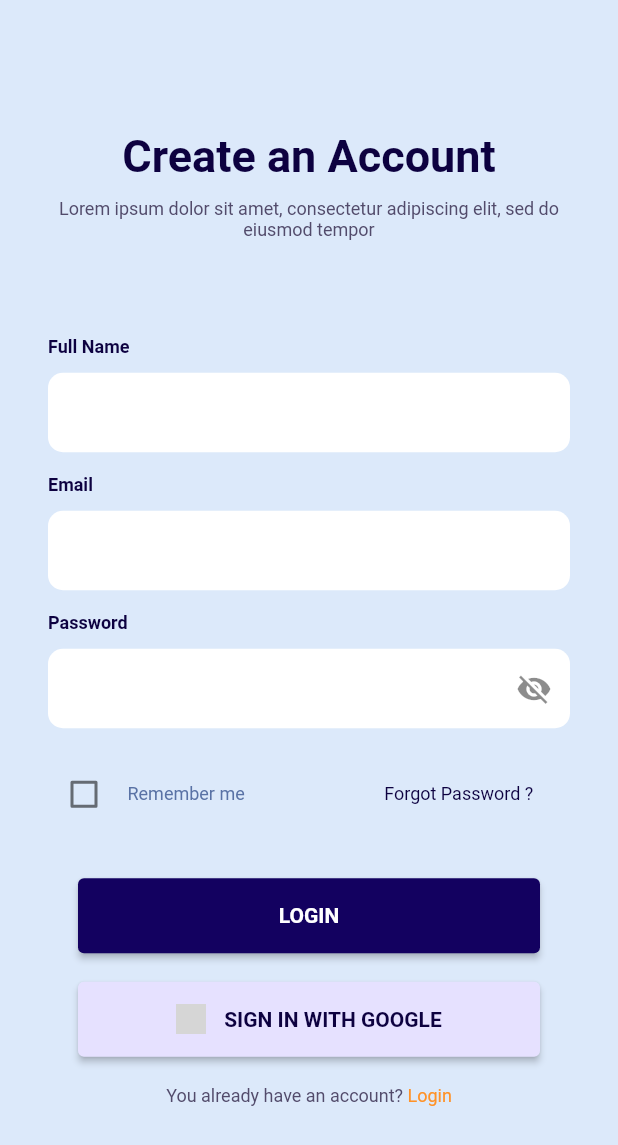
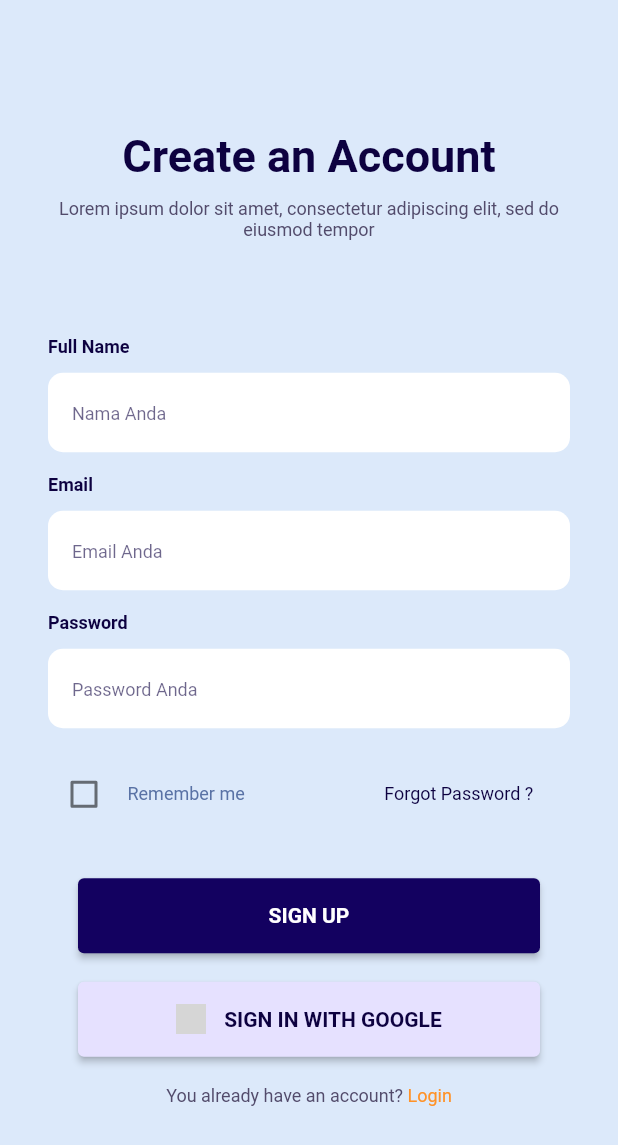
Before and after one commit to nisa-fathul/PBL-Advertising, a Flutter app: the SignUpPage screen opened directly, on a phone screen of 412 x 824 dp. Shown: the top 1145 px of the screen. Run offline on Flutter 3.47's test engine with Material 2 defaults, Android fonts, the phone set to English and light mode, and no system bars; our stand-ins replace carousel_slider, cloud_firestore, firebase_auth, firebase_core, google_nav_bar; accounts and stored records are empty; network calls fail; Roboto replaces fonts that are missing (DM Sans); grey boxes are pictures that could not be loaded.

Commit message:
Perubahan di signup login

```diff
--- a/lib/billboard_page.dart
+++ b/lib/billboard_page.dart
@@ -1,7 +1,7 @@
 import 'package:flutter/material.dart';
 
-class KendaraanPage extends StatelessWidget {
-  const KendaraanPage({super.key});
+class BillboardPage extends StatelessWidget {
+  const BillboardPage({super.key});
 
   @override
   Widget build(BuildContext context) {
--- a/lib/login.dart
+++ b/lib/login.dart
@@ -1,5 +1,5 @@
 import 'package:flutter/material.dart';
-import 'signup.dart';
+import 'dashboard.dart';
 // import 'main.dart';
 
 void main() {
@@ -59,7 +59,7 @@ class LoginPage extends StatelessWidget {
                     Navigator.push(
                       context,
                       MaterialPageRoute(
-                        builder: (context) => const signup(),
+                        builder: (context) => const DashboardPage(),
                       ),
                     );
                   },
--- a/lib/main.dart
+++ b/lib/main.dart
@@ -1,8 +1,12 @@
 import 'package:flutter/material.dart';
 import 'package:pbl/login.dart';
+import 'package:firebase_core/firebase_core.dart';
+
 // import 'dashboard.dart';
 
-void main() {
+void main() async {
+  WidgetsFlutterBinding.ensureInitialized();
+  await Firebase.initializeApp();
   runApp(
     const MaterialApp(
       debugShowCheckedModeBanner: false,
--- a/lib/signup.dart
+++ b/lib/signup.dart
@@ -1,13 +1,15 @@
 import 'package:flutter/material.dart';
-import 'package:pbl/login.dart';
+import 'package:firebase_auth/firebase_auth.dart';
+import 'package:cloud_firestore/cloud_firestore.dart';
 import 'dashboard.dart';
+import 'login.dart';
 
 void main() {
-  runApp(const signup());
+  runApp(const Signup());
 }
 
-class signup extends StatelessWidget {
-  const signup({super.key});
+class Signup extends StatelessWidget {
+  const Signup({Key? key});
 
   @override
   Widget build(BuildContext context) {
@@ -19,10 +21,43 @@ class signup extends StatelessWidget {
 }
 
 class SignUpPage extends StatelessWidget {
-  const SignUpPage({super.key});
+  const SignUpPage({Key? key});
 
   @override
   Widget build(BuildContext context) {
+    TextEditingController _fullNameController = TextEditingController();
+    TextEditingController _emailController = TextEditingController();
+    TextEditingController _passwordController = TextEditingController();
+
+    void _signUp(String fullName, String email, String password) async {
+      try {
+        UserCredential userCredential =
+            await FirebaseAuth.instance.createUserWithEmailAndPassword(
+          email: email,
+          password: password,
+        );
+
+        User user = userCredential.user!;
+
+        // Simpan informasi tambahan ke Firestore
+        await FirebaseFirestore.instance.collection('users').doc(user.uid).set({
+          'email': email,
+          'fullName': fullName,
+        });
+
+        // Navigasi ke halaman beranda setelah pendaftaran berhasil
+        Navigator.push(
+          context,
+          MaterialPageRoute(
+            builder: (context) => DashboardPage(),
+          ),
+        );
+      } catch (e) {
+        print('Error signing up: $e');
+        // Tangani error pendaftaran di sini
+      }
+    }
+
     return Scaffold(
       backgroundColor: const Color(0xFFDCE9FA),
       body: Center(
@@ -76,16 +111,20 @@ class SignUpPage extends StatelessWidget {
                       color: Colors.white,
                     ),
                     child: TextField(
+                      controller: _fullNameController,
                       decoration: InputDecoration(
                         border: InputBorder.none,
-                            hintText: "",
+                        hintText: "Nama Anda",
                         hintStyle: TextStyle(
                           fontFamily: 'DM Sans',
                           fontSize: 12,
-                                color:
-                                    const Color(0xffff0d0140).withOpacity(0.6)),
+                          color: const Color(0xffff0d0140).withOpacity(0.6),
+                        ),
                         contentPadding: const EdgeInsets.symmetric(
-                                horizontal: 16, vertical: 17)),
+                          horizontal: 16,
+                          vertical: 17,
+                        ),
+                      ),
                     ),
                   ),
                   const SizedBox(height: 15),
@@ -106,16 +145,20 @@ class SignUpPage extends StatelessWidget {
                       color: Colors.white,
                     ),
                     child: TextField(
+                      controller: _emailController,
                       decoration: InputDecoration(
                         border: InputBorder.none,
-                            hintText: "",
+                        hintText: "Email Anda",
                         hintStyle: TextStyle(
                           fontFamily: 'DM Sans',
                           fontSize: 12,
-                                color:
-                                    const Color(0xffff0d0140).withOpacity(0.6)),
+                          color: const Color(0xffff0d0140).withOpacity(0.6),
+                        ),
                         contentPadding: const EdgeInsets.symmetric(
-                                horizontal: 16, vertical: 17)),
+                          horizontal: 16,
+                          vertical: 17,
+                        ),
+                      ),
                     ),
                   ),
                   const SizedBox(height: 15),
@@ -139,12 +182,22 @@ class SignUpPage extends StatelessWidget {
                           borderRadius: BorderRadius.circular(10),
                           color: Colors.white,
                         ),
-                          child: const TextField(
+                        child: TextField(
+                          controller: _passwordController,
+                          obscureText: true,
                           decoration: InputDecoration(
                             border: InputBorder.none,
-                                contentPadding: EdgeInsets.symmetric(
-                                    horizontal: 16, vertical: 17),
-                                suffixIcon: Icon(Icons.visibility_off)),
+                            hintText: "Password Anda",
+                            hintStyle: TextStyle(
+                              fontFamily: 'DM Sans',
+                              fontSize: 12,
+                              color: const Color(0xffff0d0140).withOpacity(0.6),
+                            ),
+                            contentPadding: const EdgeInsets.symmetric(
+                              horizontal: 16,
+                              vertical: 17,
+                            ),
+                          ),
                         ),
                       ),
                     ],
@@ -175,23 +228,6 @@ class SignUpPage extends StatelessWidget {
                           color: Color(0xFF5972A5),
                         ),
                       ),
-                        // Container(
-                        //   width: 24,
-                        //   height: 24,
-                        //   decoration: BoxDecoration(
-                        //     color: Color(0xff130160),
-                        //     borderRadius: BorderRadius.circular(5),
-                        //   ),
-                        // ),
-                        // SizedBox(width: 15),
-                        // Text(
-                        //   "Remember me",
-                        //   style: TextStyle(
-                        //     fontFamily: 'DM Sans',
-                        //     fontSize: 12,
-                        //     color: Color(0xFF5972A5),
-                        //   ),
-                        // )
                     ],
                   ),
                   const SizedBox(width: 93),
@@ -217,15 +253,13 @@ class SignUpPage extends StatelessWidget {
                     backgroundColor: const Color(0xff130160),
                   ),
                   onPressed: () {
-                      Navigator.push(
-                        context,
-                        MaterialPageRoute(
-                          builder: (context) => const DashboardPage(),
-                        ),
-                      );
+                    String fullName = _fullNameController.text;
+                    String email = _emailController.text;
+                    String password = _passwordController.text;
+                    _signUp(fullName, email, password);
                   },
                   child: const Text(
-                      "LOGIN",
+                    "SIGN UP",
                     style: TextStyle(
                       fontWeight: FontWeight.bold,
                       fontFamily: 'DM Sans',
@@ -249,7 +283,8 @@ class SignUpPage extends StatelessWidget {
                     children: [
                       Image.network(
                         "https://static-00.iconduck.com/assets.00/google-icon-2048x2048-czn3g8x8.png",
-                            height: 20),
+                        height: 20,
+                      ),
                       const SizedBox(
                         width: 12,
                       ),
@@ -273,14 +308,17 @@ class SignUpPage extends StatelessWidget {
                     style: TextStyle(
                       fontFamily: 'DM Sans',
                       color: Color(0xff524B6B),
-                          fontSize: 12),
+                      fontSize: 12,
+                    ),
                   ),
                   InkWell(
                     onTap: () {
                       Navigator.push(
                         context,
                         MaterialPageRoute(
-                                builder: (context) => const login()));
+                          builder: (context) => const LoginPage(),
+                        ),
+                      );
                     },
                     child: const Text(
                       "Login",
@@ -294,7 +332,8 @@ class SignUpPage extends StatelessWidget {
                 ],
               )
             ],
-            )),
+          ),
+        ),
       ),
     );
   }
--- a/pubspec.yaml
+++ b/pubspec.yaml
@@ -40,6 +40,9 @@ dependencies:
   font_awesome_flutter: ^10.6.0
   google_nav_bar: ^5.0.6
   animated_notch_bottom_bar: ^1.0.0
+  cloud_firestore: ^4.12.2
+
+
 
 
 
@@ -74,8 +77,7 @@ flutter:
   - images/mobil.jpg
   - images/banner.png
   - images/splash.png
-
-
+  - images/promosi bni.jpg
 
   # An image asset can refer to one or more resolution-specific "variants", see
   # https://flutter.dev/assets-and-images/#resolution-aware
```
Also changed, not shown: lib/dashboard.dart (+52 -62 lines), images/promosi bni.jpg (added), lib/firebase_options.dart, pubspec.lock, 4 other files. Lines whose indentation alone changed are shown as unchanged.
